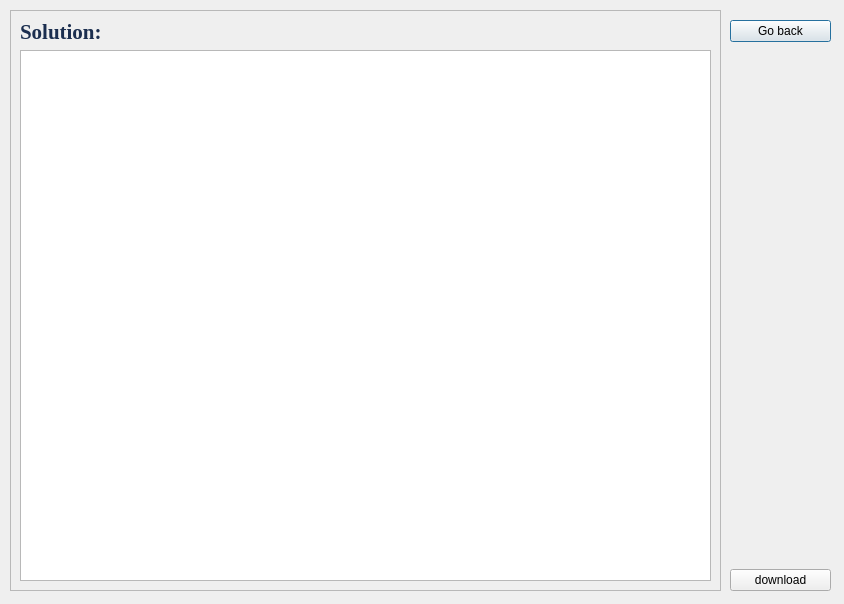
Before: the Qt Designer form QT/solving.ui in MilaHalko/-oursework, drawn with Qt 5.
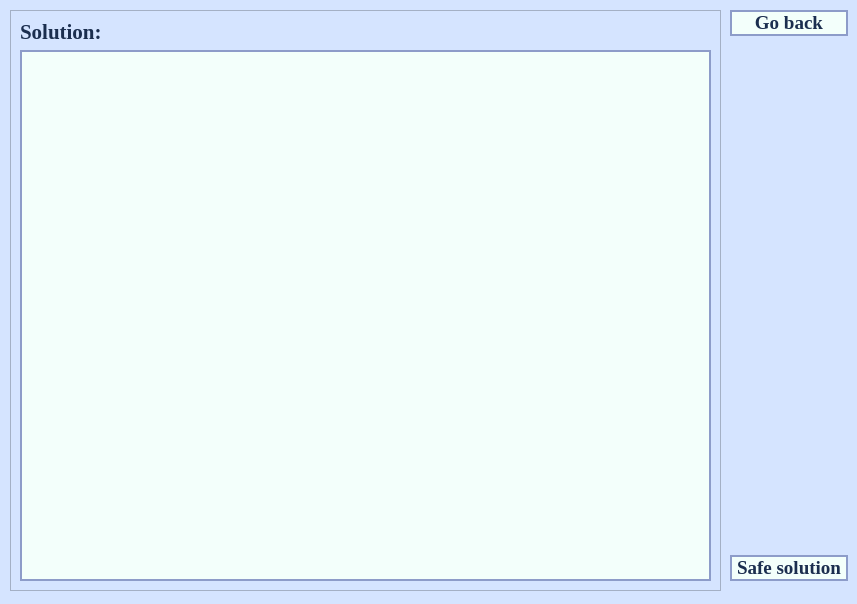
After: the same form once the commit is applied.

What changed in the file:
```diff
--- a/QT/solving.ui
+++ b/QT/solving.ui
@@ -6,25 +6,43 @@
    <rect>
     <x>0</x>
     <y>0</y>
-    <width>844</width>
+    <width>857</width>
     <height>604</height>
    </rect>
   </property>
   <property name="windowTitle">
    <string>Dialog</string>
   </property>
+  <property name="styleSheet">
+   <string notr="true">background-color: rgb(213, 228, 255);</string>
+  </property>
   <widget class="QWidget" name="verticalLayoutWidget">
    <property name="geometry">
     <rect>
      <x>730</x>
-     <y>20</y>
-     <width>101</width>
+     <y>10</y>
+     <width>118</width>
      <height>571</height>
     </rect>
    </property>
    <layout class="QVBoxLayout" name="verticalLayout">
     <item>
      <widget class="QPushButton" name="pushButton">
+      <property name="font">
+       <font>
+        <family>Times New Roman</family>
+        <pointsize>14</pointsize>
+        <weight>75</weight>
+        <bold>true</bold>
+       </font>
+      </property>
+      <property name="styleSheet">
+       <string notr="true">color: rgb(27, 46, 79);
+font-size: 5.0em;
+font-family: 'Times New Roman', 14;
+background-color: rgb(243, 255, 251);
+border: 1.5px solid rgb(141, 156, 201);</string>
+      </property>
       <property name="text">
        <string>Go back</string>
       </property>
@@ -45,8 +63,23 @@
     </item>
     <item>
      <widget class="QPushButton" name="pushButton_2">
+      <property name="font">
+       <font>
+        <family>Times New Roman</family>
+        <pointsize>14</pointsize>
+        <weight>75</weight>
+        <bold>true</bold>
+       </font>
+      </property>
+      <property name="styleSheet">
+       <string notr="true">color: rgb(27, 46, 79);
+font-size: 5.0em;
+font-family: 'Times New Roman', 14;
+background-color: rgb(243, 255, 251);
+border: 1.5px solid rgb(141, 156, 201);</string>
+      </property>
       <property name="text">
-       <string>download</string>
+       <string>Safe solution</string>
       </property>
      </widget>
     </item>
@@ -99,6 +132,10 @@
         </item>
         <item>
          <widget class="QTableWidget" name="answer">
+          <property name="styleSheet">
+           <string notr="true">background-color: rgb(243, 255, 251);
+border: 1.5px solid rgb(141, 156, 201);</string>
+          </property>
           <property name="verticalScrollBarPolicy">
            <enum>Qt::ScrollBarAlwaysOff</enum>
           </property>
```
